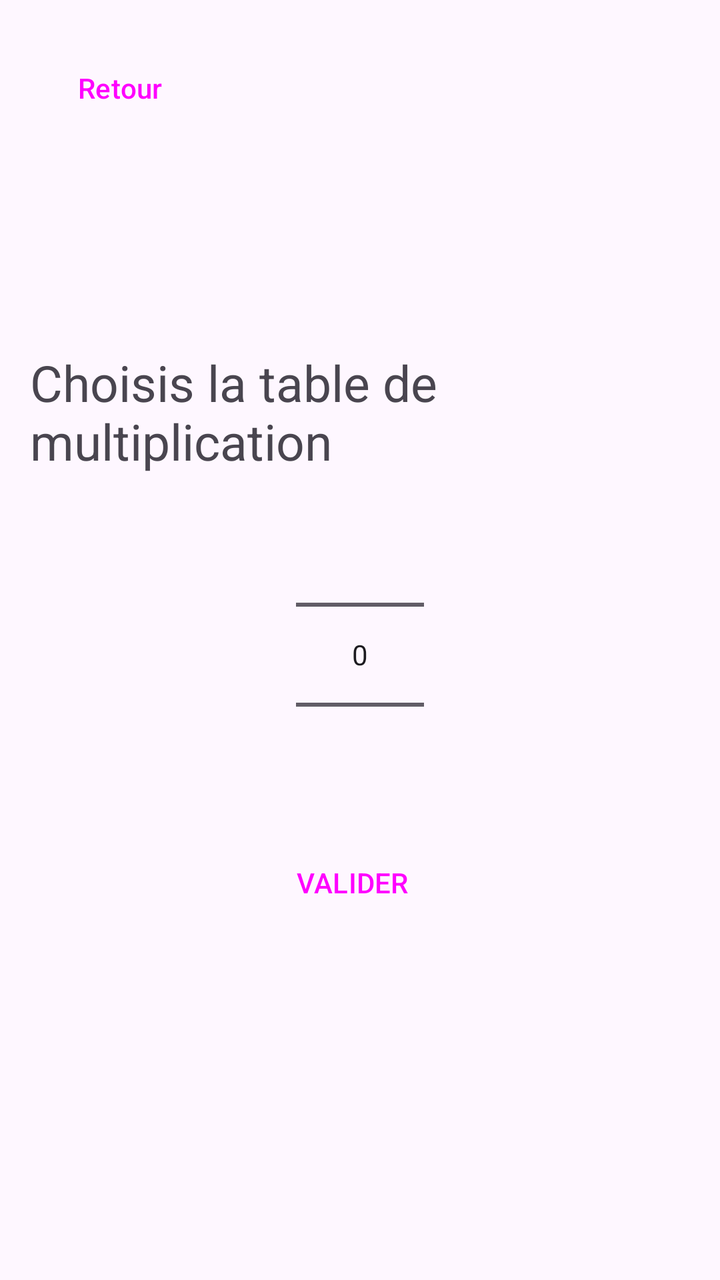
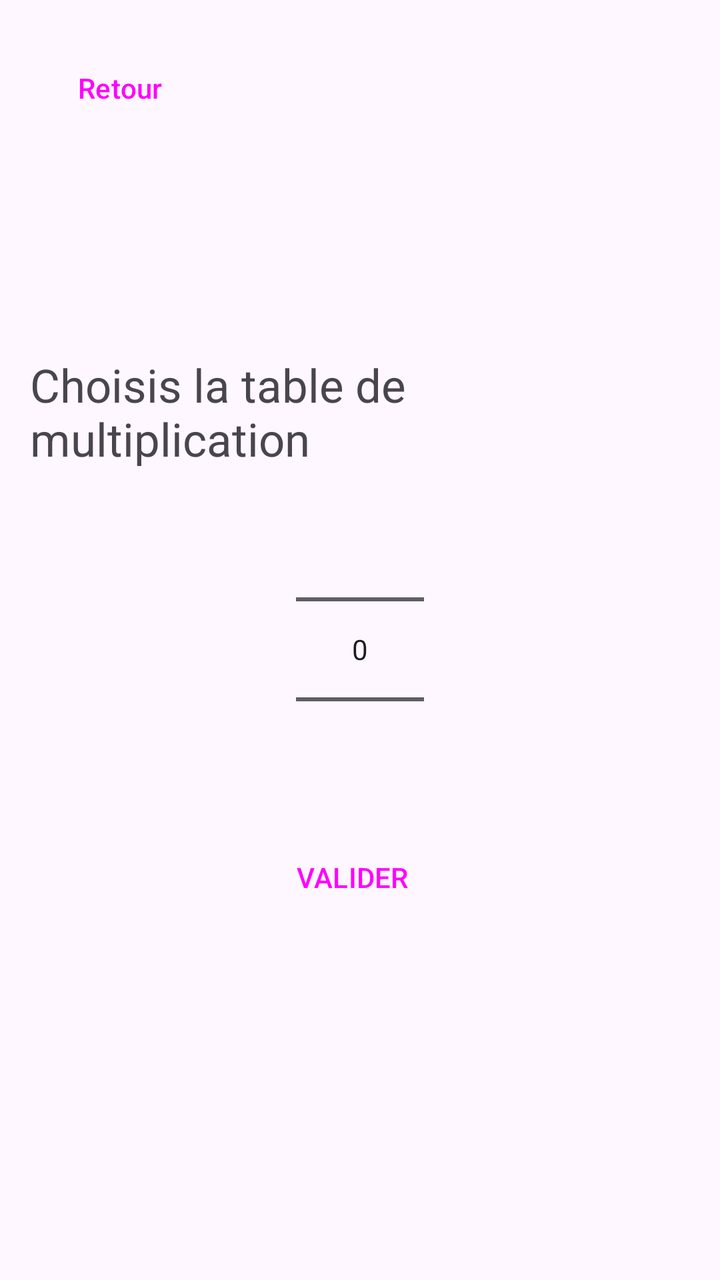

Compare the two renders of this Android layout. The source of the first and the diff that turns it into the second are given below.
<!-- AndroidManifest.xml: application theme Theme.MiniProjet -->
<!-- res/layout/activity_table_de_multiplication.xml -->
<?xml version="1.0" encoding="utf-8"?>
<RelativeLayout xmlns:android="http://schemas.android.com/apk/res/android"
    xmlns:app="http://schemas.android.com/apk/res-auto"
    xmlns:tools="http://schemas.android.com/tools"
    android:layout_width="match_parent"
    android:layout_height="match_parent"
    tools:context=".TableDeMultiplicationActivity">

    <Button
        style="@style/Widget.Material3.Button.ElevatedButton.Icon"
        android:layout_width="wrap_content"
        android:layout_height="wrap_content"
        android:text="@string/Creation_button_text_retour"
        android:id="@+id/Table_mult_button_retour"
        android:layout_margin="20dp"
        app:icon="@drawable/baseline_arrow_back_24"
        />

    <LinearLayout
        android:layout_width="wrap_content"
        android:layout_height="wrap_content"
        android:gravity="center"
        android:padding="15dp"
        android:orientation="vertical"
        android:layout_centerInParent="true">

        <TextView
            android:layout_width="wrap_content"
            android:layout_height="wrap_content"
            android:text="@string/tableText"
            android:textSize="25dp"/>

        <NumberPicker
            android:id="@+id/Table_mult_nbPicker"
            android:layout_width="wrap_content"
            android:layout_height="wrap_content"/>

        <Button
            style="@style/Widget.Material3.Button.ElevatedButton.Icon"
            android:id="@+id/Table_mult_btnTable"
            android:layout_width="wrap_content"
            android:layout_height="wrap_content"
            android:text="@string/buttonTableValider"
            app:icon="@drawable/baseline_check_24"
            />

    </LinearLayout>

</RelativeLayout>
<!-- resources referenced by this layout -->
<resources>
  <!-- drawable baseline_arrow_back_24 (drawable) -->
  <vector xmlns:android="http://schemas.android.com/apk/res/android" android:autoMirrored="true" android:height="24dp" android:tint="#000000" android:viewportHeight="24" android:viewportWidth="24" android:width="24dp">
        
      <path android:fillColor="@android:color/white" android:pathData="M20,11H7.83l5.59,-5.59L12,4l-8,8 8,8 1.41,-1.41L7.83,13H20v-2z"/>
      
  </vector>
  <!-- drawable baseline_check_24 (drawable) -->
  <vector xmlns:android="http://schemas.android.com/apk/res/android" android:height="24dp" android:tint="#000000" android:viewportHeight="24" android:viewportWidth="24" android:width="24dp">
        
      <path android:fillColor="@android:color/white" android:pathData="M9,16.17L4.83,12l-1.42,1.41L9,19 21,7l-1.41,-1.41z"/>
      
  </vector>
  <string name="Creation_button_text_retour">Retour</string>
  <string name="buttonTableValider">VALIDER</string>
  <string name="tableText">Choisis la table de multiplication</string>
  <style name="Theme.MiniProjet" parent="Base.Theme.MiniProjet" />
  <style name="Base.Theme.MiniProjet" parent="Theme.Material3.DayNight.NoActionBar">
          
          
      </style>
</resources>

<!-- the commit's change to res/layout/activity_table_de_multiplication.xml (unified diff, before → after) -->
@@ -28,7 +28,7 @@
             android:layout_width="wrap_content"
             android:layout_height="wrap_content"
             android:text="@string/tableText"
-            android:textSize="25dp"/>
+            android:textSize="23dp"/>
 
         <NumberPicker
             android:id="@+id/Table_mult_nbPicker"
